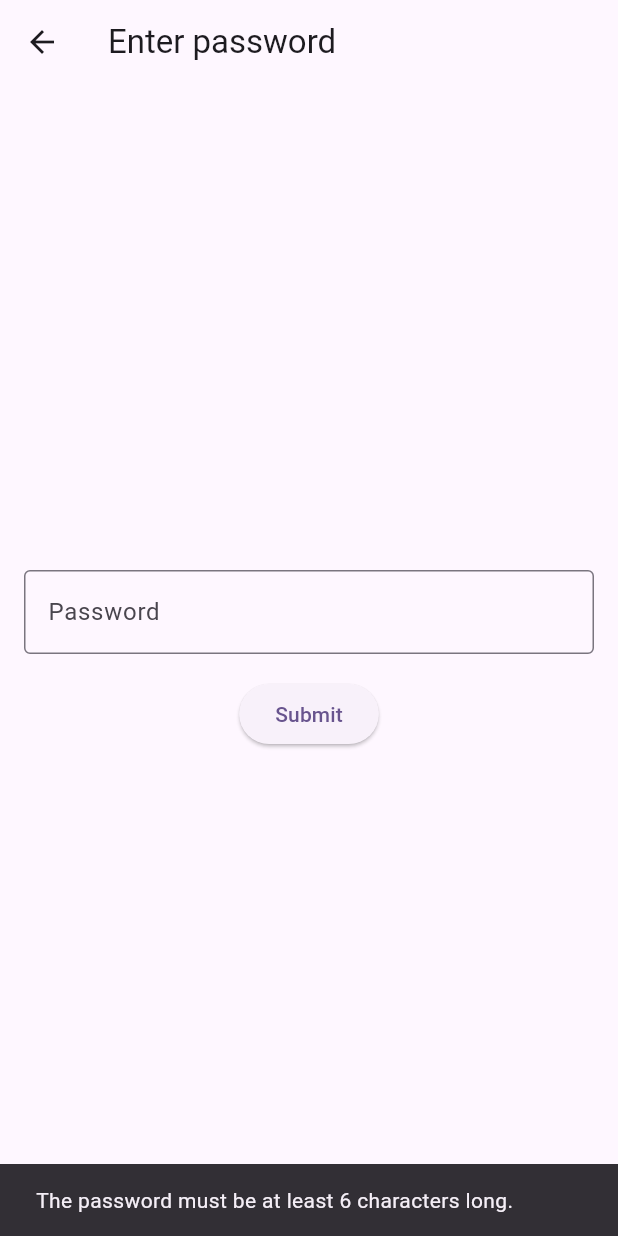
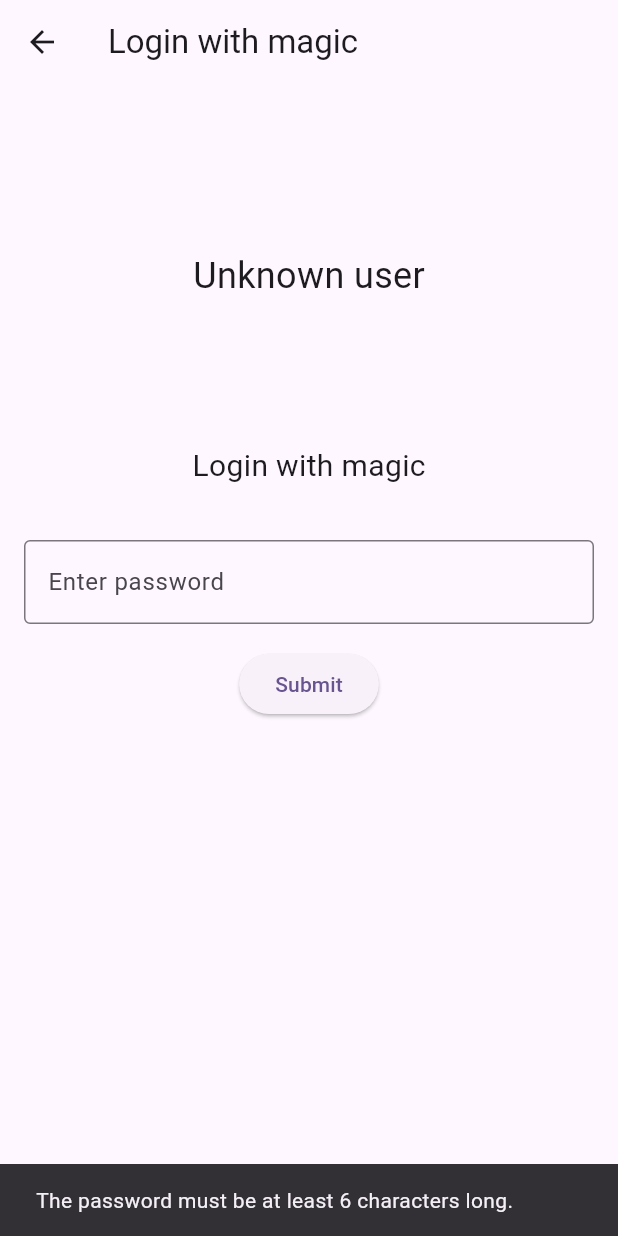
Before and after one commit to shac86/magic_wallet_app, a Flutter app: the PasswordScreen screen opened directly with empty values, after a tap on "Submit", on a phone screen of 412 x 824 dp. Run offline on Flutter 3.47's test engine with Material 3 defaults, Android fonts, the light colour scheme and no system bars; our stand-ins replace cloud_firestore, connectivity_plus, device_info_plus, firebase_auth, firebase_core, firebase_messaging and 1 more; missing offline and left inert: magic_sdk; accounts and stored records are empty.

Commit message:
fixed login screen

```diff
--- a/lib/password.dart
+++ b/lib/password.dart
@@ -2,66 +2,46 @@ import 'package:flutter/material.dart';
 import 'package:magic_wallet_app/home.dart';
 import 'package:magic_wallet_app/services/auth_service.dart';
 
-class PasswordScreen extends StatelessWidget {
+class PasswordScreen extends StatefulWidget {
   final String email;
+
+  const PasswordScreen({super.key, required this.email});
+
+  @override
+  State<PasswordScreen> createState() => _PasswordScreenState();
+}
+
+class _PasswordScreenState extends State<PasswordScreen> {
   final TextEditingController _passwordController = TextEditingController();
-
-  PasswordScreen({super.key, required this.email});
 
   @override
   Widget build(BuildContext context) {
     return Scaffold(
       appBar: AppBar(
-        title: Text('Enter password'),
+        title: Text('Login with magic'),
       ),
       body: Padding(
         padding: const EdgeInsets.all(16.0),
         child: Column(
-          mainAxisAlignment: MainAxisAlignment.center,
+                mainAxisAlignment: MainAxisAlignment.start,
                 children: [
+                  SizedBox(height: 95),
+                  Text('Unknown user', style: TextStyle(fontSize: 24.0)),
+                  SizedBox(height: 95),
+                  Text('Login with magic', style: TextStyle(fontSize: 20.0)),
+                  SizedBox(height: 35),
                   TextField(
                     controller: _passwordController,
                     obscureText: true,
                     decoration: InputDecoration(
-                labelText: 'Password',
+                      labelText: 'Enter password',
                       hintText: 'Enter password',
                       border: OutlineInputBorder(),
                     ),
                   ),
                   SizedBox(height: 16),
                   ElevatedButton(
-              onPressed: () async {
-                final password = _passwordController.text.trim();
-                if (password.isEmpty || password.length < 6) {
-                  _showError(context, 'The password must be at least 6 characters long.');
-                  return;
-                }
-
-                try {
-                  final authService = AuthService();
-                  final user = await authService.registerOrLogin(email, password);
-                  if (user != null) {
-                    final wallet = await authService.getWalletAddress(user.uid) ??
-                        await authService.getWalletWithMagic(email);
-                    await authService.saveWalletAddress(user.uid, wallet!);
-
-                    Navigator.pushReplacement(
-                      context,
-                      MaterialPageRoute(
-                        builder: (_) => HomeScreen(email: email, wallet: wallet),
-                      ),
-                    );
-                  }
-                } catch (e) {
-                  if (e.toString().contains('firebase_auth/invalid-credential')) {
-                    _showError(context, 'The supplied auth credential is incorrect, malformed or has expired.');
-                  } else if (e.toString().contains('firebase_auth/user-not-found')) {
-                    _showError(context, 'User with this email not found.');
-                  } else {
-                    _showError(context, 'Error: ${e.toString()}');
-                  }
-                }
-              },
+                    onPressed: _handleLogin,
                     child: Text('Submit'),
                   ),
                 ],
@@ -70,7 +50,41 @@ class PasswordScreen extends StatelessWidget {
     );
   }
 
-  void _showError(BuildContext context, String message) {
+  Future<void> _handleLogin() async {
+    final password = _passwordController.text.trim();
+    if (password.isEmpty || password.length < 6) {
+      _showError('The password must be at least 6 characters long.');
+      return;
+    }
+
+    try {
+      final authService = AuthService();
+      final user = await authService.registerOrLogin(widget.email, password);
+      if (user != null) {
+        final wallet = await authService.getWalletAddress(user.uid) ??
+            await authService.getWalletWithMagic(widget.email);
+        await authService.saveWalletAddress(user.uid, wallet!);
+
+        Navigator.push(
+          context,
+          MaterialPageRoute(
+            builder: (_) => HomeScreen(email: widget.email, wallet: wallet),
+          ),
+        );
+      }
+    } catch (e) {
+      if (e.toString().contains('firebase_auth/invalid-credential')) {
+        _showError(
+            'The supplied auth credential is incorrect, malformed or has expired.');
+      } else if (e.toString().contains('firebase_auth/user-not-found')) {
+        _showError('User with this email not found.');
+      } else {
+        _showError('Error: ${e.toString()}');
+      }
+    }
+  }
+
+  void _showError(String message) {
     ScaffoldMessenger.of(context).showSnackBar(
       SnackBar(content: Text(message)),
     );
```
Also changed, not shown: lib/home.dart (+7 -6 lines), lib/login.dart (+44 -44 lines), 2 other files. Lines whose indentation alone changed are shown as unchanged.
